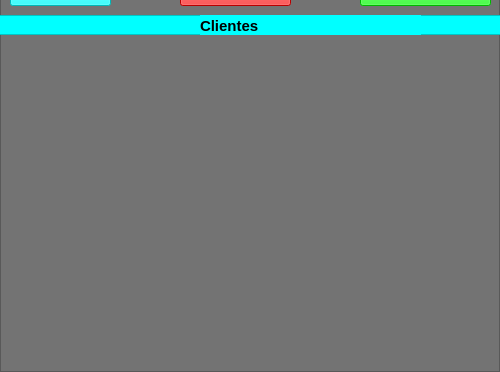
The window that cadastroVendedores.ui (ronielpereiraleite/Sistema-LDXPS) describes before a commit, drawn with Qt 5; both pictures show x 0 to 500 and y 205 to 577 of the 500 by 577 pixel window.
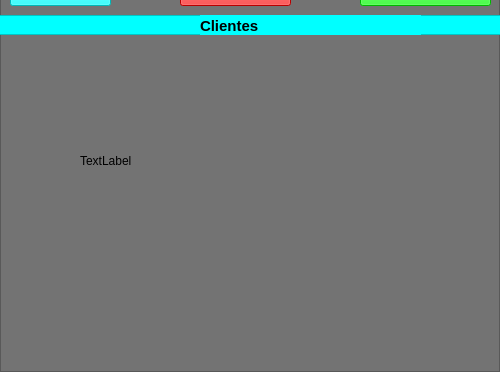
The same window after the commit.

Commit message: interacao parcial do banco com interface

```diff
--- a/cadastroVendedores.ui
+++ b/cadastroVendedores.ui
@@ -302,6 +302,19 @@
         </property>
        </widget>
       </widget>
+      <widget class="QLabel" name="label_2">
+       <property name="geometry">
+        <rect>
+         <x>80</x>
+         <y>270</y>
+         <width>341</width>
+         <height>191</height>
+        </rect>
+       </property>
+       <property name="text">
+        <string>TextLabel</string>
+       </property>
+      </widget>
      </widget>
     </item>
    </layout>
```
The commit also changes 3 other files.
